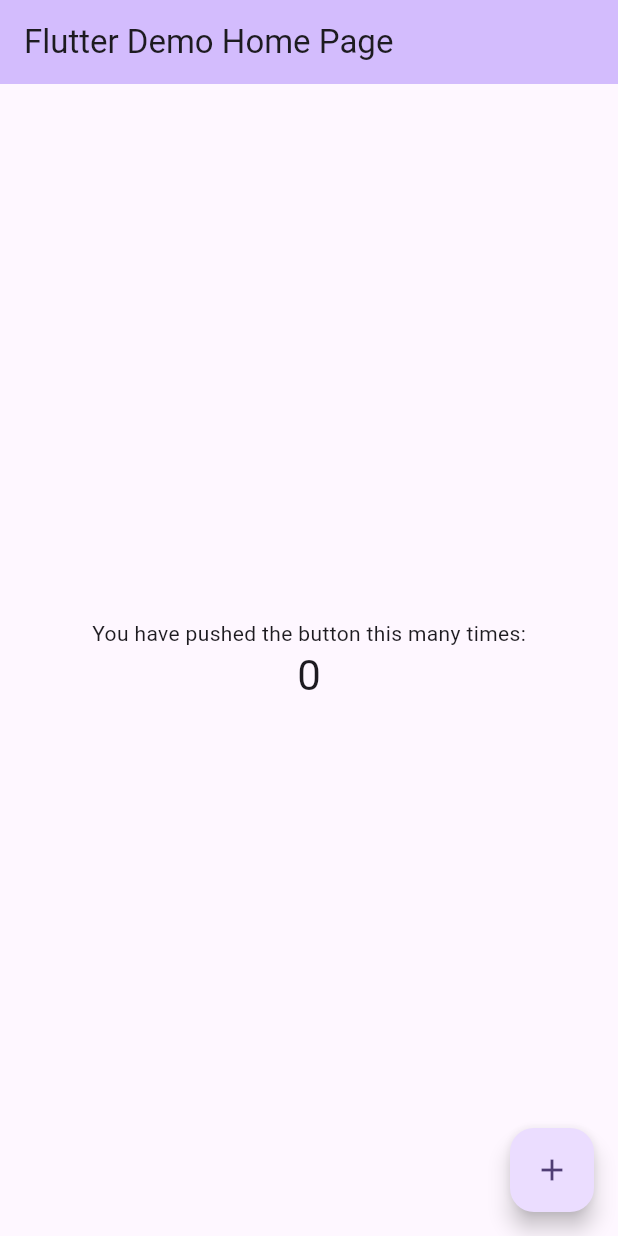
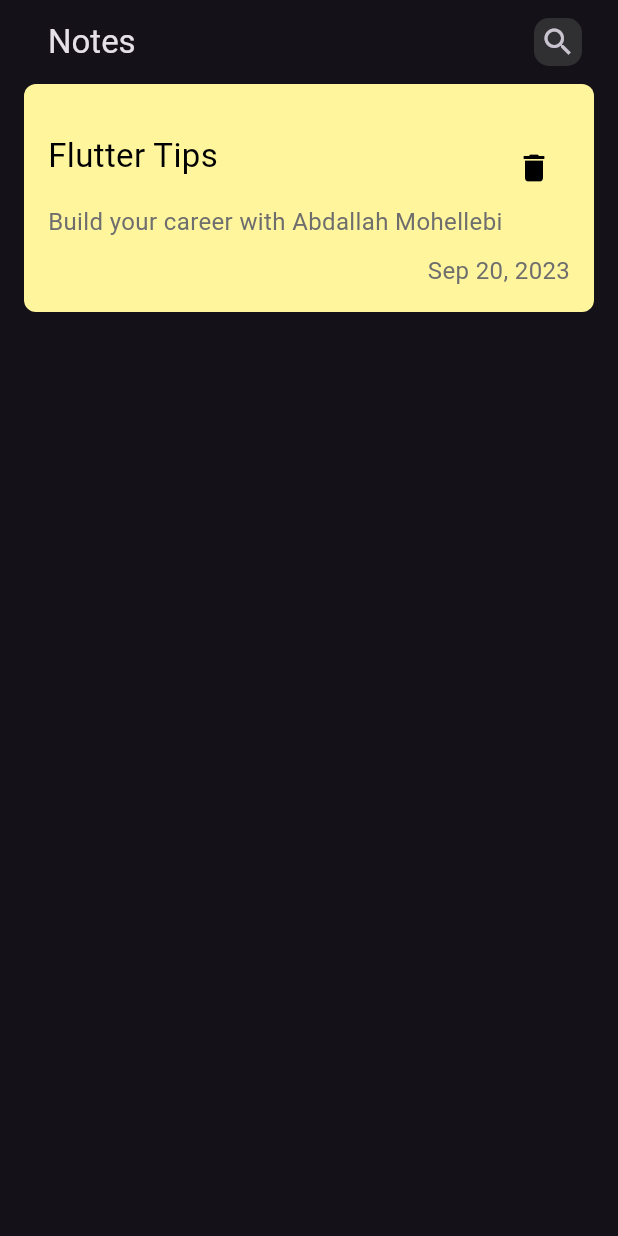
Before and after one commit to Abdallah867/notes_app, a Flutter app: the screen it shows after launch, on a phone screen of 412 x 824 dp. Run offline on Flutter 3.47's test engine with Material 2 defaults, Android fonts, the phone set to English and light mode, and no system bars; Roboto replaces fonts that are missing (Poppins).

Commit message:
notes app

```diff
--- /dev/null
+++ b/lib/constants.dart
@@ -0,0 +1 @@
+const double space = 16.0;
--- a/lib/main.dart
+++ b/lib/main.dart
@@ -1,4 +1,6 @@
 import 'package:flutter/material.dart';
+
+import 'views/notes_view.dart';
 
 void main() {
   runApp(const MyApp());
@@ -13,113 +15,10 @@ class MyApp extends StatelessWidget {
     return MaterialApp(
       title: 'Flutter Demo',
       theme: ThemeData(
-        // This is the theme of your application.
-        //
-        // TRY THIS: Try running your application with "flutter run". You'll see
-        // the application has a blue toolbar. Then, without quitting the app,
-        // try changing the seedColor in the colorScheme below to Colors.green
-        // and then invoke "hot reload" (save your changes or press the "hot
-        // reload" button in a Flutter-supported IDE, or press "r" if you used
-        // the command line to start the app).
-        //
-        // Notice that the counter didn't reset back to zero; the application
-        // state is not lost during the reload. To reset the state, use hot
-        // restart instead.
-        //
-        // This works for code too, not just values: Most code changes can be
-        // tested with just a hot reload.
-        colorScheme: ColorScheme.fromSeed(seedColor: Colors.deepPurple),
+        brightness: Brightness.dark,
         useMaterial3: true,
       ),
-      home: const MyHomePage(title: 'Flutter Demo Home Page'),
+      home: NotesView(),
     );
   }
 }
-
-class MyHomePage extends StatefulWidget {
-  const MyHomePage({super.key, required this.title});
-
-  // This widget is the home page of your application. It is stateful, meaning
-  // that it has a State object (defined below) that contains fields that affect
-  // how it looks.
-
-  // This class is the configuration for the state. It holds the values (in this
-  // case the title) provided by the parent (in this case the App widget) and
-  // used by the build method of the State. Fields in a Widget subclass are
-  // always marked "final".
-
-  final String title;
-
-  @override
-  State<MyHomePage> createState() => _MyHomePageState();
-}
-
-class _MyHomePageState extends State<MyHomePage> {
-  int _counter = 0;
-
-  void _incrementCounter() {
-    setState(() {
-      // This call to setState tells the Flutter framework that something has
-      // changed in this State, which causes it to rerun the build method below
-      // so that the display can reflect the updated values. If we changed
-      // _counter without calling setState(), then the build method would not be
-      // called again, and so nothing would appear to happen.
-      _counter++;
-    });
-  }
-
-  @override
-  Widget build(BuildContext context) {
-    // This method is rerun every time setState is called, for instance as done
-    // by the _incrementCounter method above.
-    //
-    // The Flutter framework has been optimized to make rerunning build methods
-    // fast, so that you can just rebuild anything that needs updating rather
-    // than having to individually change instances of widgets.
-    return Scaffold(
-      appBar: AppBar(
-        // TRY THIS: Try changing the color here to a specific color (to
-        // Colors.amber, perhaps?) and trigger a hot reload to see the AppBar
-        // change color while the other colors stay the same.
-        backgroundColor: Theme.of(context).colorScheme.inversePrimary,
-        // Here we take the value from the MyHomePage object that was created by
-        // the App.build method, and use it to set our appbar title.
-        title: Text(widget.title),
-      ),
-      body: Center(
-        // Center is a layout widget. It takes a single child and positions it
-        // in the middle of the parent.
-        child: Column(
-          // Column is also a layout widget. It takes a list of children and
-          // arranges them vertically. By default, it sizes itself to fit its
-          // children horizontally, and tries to be as tall as its parent.
-          //
-          // Column has various properties to control how it sizes itself and
-          // how it positions its children. Here we use mainAxisAlignment to
-          // center the children vertically; the main axis here is the vertical
-          // axis because Columns are vertical (the cross axis would be
-          // horizontal).
-          //
-          // TRY THIS: Invoke "debug painting" (choose the "Toggle Debug Paint"
-          // action in the IDE, or press "p" in the console), to see the
-          // wireframe for each widget.
-          mainAxisAlignment: MainAxisAlignment.center,
-          children: <Widget>[
-            const Text(
-              'You have pushed the button this many times:',
-            ),
-            Text(
-              '$_counter',
-              style: Theme.of(context).textTheme.headlineMedium,
-            ),
-          ],
-        ),
-      ),
-      floatingActionButton: FloatingActionButton(
-        onPressed: _incrementCounter,
-        tooltip: 'Increment',
-        child: const Icon(Icons.add),
-      ), // This trailing comma makes auto-formatting nicer for build methods.
-    );
-  }
-}
--- /dev/null
+++ b/lib/views/notes_view.dart
@@ -0,0 +1,34 @@
+import 'package:flutter/material.dart';
+
+import '../constants.dart';
+import '../widgets/custom_search_icon.dart';
+import '../widgets/note_card.dart';
+
+class NotesView extends StatelessWidget {
+  const NotesView({super.key});
+
+  @override
+  Widget build(BuildContext context) {
+    return Scaffold(
+      appBar: AppBar(
+        title: const Padding(
+          padding: EdgeInsets.only(left: space),
+          child: Text("Notes"),
+        ),
+        actions: const [
+          CustomSearchIcon(),
+        ],
+      ),
+      body: const Padding(
+        padding: EdgeInsets.symmetric(
+          horizontal: space,
+        ),
+        child: Column(
+          children: [
+            NoteCard(),
+          ],
+        ),
+      ),
+    );
+  }
+}
--- /dev/null
+++ b/lib/widgets/custom_search_icon.dart
@@ -0,0 +1,29 @@
+import 'package:flutter/material.dart';
+
+import '../constants.dart';
+
+class CustomSearchIcon extends StatelessWidget {
+  const CustomSearchIcon({
+    super.key,
+  });
+
+  @override
+  Widget build(BuildContext context) {
+    return Padding(
+      padding: const EdgeInsets.only(right: space),
+      child: IconButton(
+        onPressed: () {},
+        icon: Container(
+          decoration: BoxDecoration(
+            color: Colors.grey[800]!.withOpacity(0.6),
+            borderRadius: BorderRadius.circular(10),
+          ),
+          child: const Padding(
+            padding: EdgeInsets.all(4.0),
+            child: Icon(Icons.search),
+          ),
+        ),
+      ),
+    );
+  }
+}
--- /dev/null
+++ b/lib/widgets/custom_text.dart
@@ -0,0 +1,26 @@
+import 'package:flutter/material.dart';
+
+class CustomText extends StatelessWidget {
+  final String text;
+  final double fontSize;
+  final Color color;
+
+  const CustomText({
+    super.key,
+    required this.text,
+    this.color = Colors.black,
+    this.fontSize = 16.0,
+  });
+
+  @override
+  Widget build(BuildContext context) {
+    return Text(
+      text,
+      style: TextStyle(
+        fontSize: fontSize,
+        color: color,
+        fontFamily: "Poppins",
+      ),
+    );
+  }
+}
--- /dev/null
+++ b/lib/widgets/note_card.dart
@@ -0,0 +1,63 @@
+import 'package:flutter/material.dart';
+import 'package:notes_app/widgets/custom_text.dart';
+
+class NoteCard extends StatelessWidget {
+  const NoteCard({
+    super.key,
+  });
+
+  @override
+  Widget build(BuildContext context) {
+    return Container(
+      width: double.infinity,
+      decoration: BoxDecoration(
+        color: Colors.yellow[200],
+        borderRadius: BorderRadius.circular(8.0),
+      ),
+      child: Padding(
+        padding: const EdgeInsets.all(16.0),
+        child: Column(
+          crossAxisAlignment: CrossAxisAlignment.start,
+          children: [
+            Row(
+              mainAxisAlignment: MainAxisAlignment.spaceBetween,
+              children: [
+                CustomText(
+                  text: "Flutter Tips",
+                  fontSize: 22.0,
+                ),
+                Padding(
+                  padding: const EdgeInsets.only(top: 16.0),
+                  child: IconButton(
+                    onPressed: () {},
+                    icon: const Icon(
+                      Icons.delete,
+                      color: Colors.black,
+                    ),
+                  ),
+                ),
+              ],
+            ),
+            CustomText(
+              text: "Build your career with Abdallah Mohellebi",
+              fontSize: 16.0,
+              color: const Color.fromARGB(255, 110, 110, 110),
+            ),
+            const SizedBox(
+              height: 10.0,
+            ),
+            Row(
+              mainAxisAlignment: MainAxisAlignment.end,
+              children: [
+                CustomText(
+                  text: "Sep 20, 2023",
+                  color: const Color.fromARGB(255, 110, 110, 110),
+                ),
+              ],
+            )
+          ],
+        ),
+      ),
+    );
+  }
+}
```
